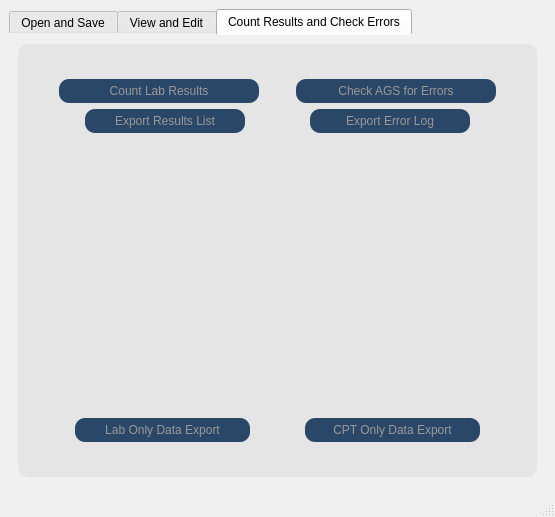
Old version of the form common/assets/ui/mainwindow_tableview.ui in the repository lachesis17/AGS-GUI.
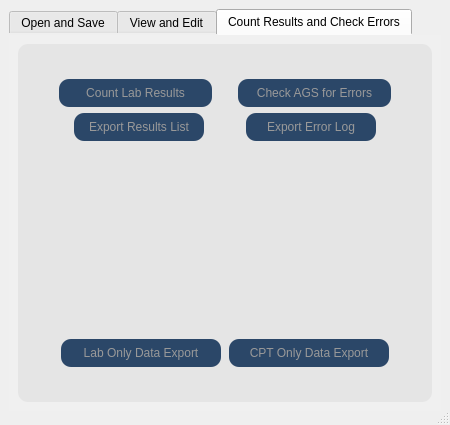
New version of the form. The open tabs and pages were chosen to show the change. Custom widgets are drawn as their Qt base class.

Patch:
```diff
--- a/common/assets/ui/mainwindow_tableview.ui
+++ b/common/assets/ui/mainwindow_tableview.ui
@@ -6,8 +6,8 @@
    <rect>
     <x>0</x>
     <y>0</y>
-    <width>555</width>
-    <height>517</height>
+    <width>450</width>
+    <height>425</height>
    </rect>
   </property>
   <property name="sizePolicy">
@@ -19,7 +19,7 @@
   <property name="minimumSize">
    <size>
     <width>450</width>
-    <height>385</height>
+    <height>425</height>
    </size>
   </property>
   <property name="windowTitle">
@@ -29,7 +29,7 @@
    <property name="minimumSize">
     <size>
      <width>450</width>
-     <height>385</height>
+     <height>420</height>
     </size>
    </property>
    <layout class="QHBoxLayout" name="horizontalLayout_13">
@@ -1209,8 +1209,23 @@
           <layout class="QHBoxLayout" name="horizontalLayout_8">
            <item>
             <layout class="QHBoxLayout" name="horizontalLayout">
+             <property name="spacing">
+              <number>6</number>
+             </property>
+             <property name="leftMargin">
+              <number>6</number>
+             </property>
+             <property name="rightMargin">
+              <number>6</number>
+             </property>
              <item>
               <layout class="QVBoxLayout" name="verticalLayout_8">
+               <property name="leftMargin">
+                <number>6</number>
+               </property>
+               <property name="rightMargin">
+                <number>6</number>
+               </property>
                <item>
                 <widget class="QGraphicsView" name="top_left_spacer_2">
                  <property name="maximumSize">
@@ -1236,9 +1251,12 @@
                      <property name="orientation">
                       <enum>Qt::Horizontal</enum>
                      </property>
+                     <property name="sizeType">
+                      <enum>QSizePolicy::MinimumExpanding</enum>
+                     </property>
                      <property name="sizeHint" stdset="0">
                       <size>
-                       <width>40</width>
+                       <width>20</width>
                        <height>20</height>
                       </size>
                      </property>
@@ -1251,25 +1269,25 @@
                      </property>
                      <property name="sizePolicy">
                       <sizepolicy hsizetype="Preferred" vsizetype="Maximum">
-                       <horstretch>0</horstretch>
+                       <horstretch>3</horstretch>
                        <verstretch>0</verstretch>
                       </sizepolicy>
                      </property>
                      <property name="minimumSize">
                       <size>
-                       <width>200</width>
-                       <height>24</height>
+                       <width>150</width>
+                       <height>28</height>
                       </size>
                      </property>
                      <property name="maximumSize">
                       <size>
                        <width>16777215</width>
-                       <height>24</height>
+                       <height>28</height>
                       </size>
                      </property>
                      <property name="font">
                       <font>
-                       <family>Tahoma</family>
+                       <family>Segoe UI</family>
                        <pointsize>9</pointsize>
                        <weight>50</weight>
                        <italic>false</italic>
@@ -1307,9 +1325,12 @@
                      <property name="orientation">
                       <enum>Qt::Horizontal</enum>
                      </property>
+                     <property name="sizeType">
+                      <enum>QSizePolicy::MinimumExpanding</enum>
+                     </property>
                      <property name="sizeHint" stdset="0">
                       <size>
-                       <width>40</width>
+                       <width>20</width>
                        <height>20</height>
                       </size>
                      </property>
@@ -1322,25 +1343,25 @@
                      </property>
                      <property name="sizePolicy">
                       <sizepolicy hsizetype="Preferred" vsizetype="Maximum">
-                       <horstretch>0</horstretch>
+                       <horstretch>3</horstretch>
                        <verstretch>0</verstretch>
                       </sizepolicy>
                      </property>
                      <property name="minimumSize">
                       <size>
-                       <width>200</width>
-                       <height>24</height>
+                       <width>150</width>
+                       <height>28</height>
                       </size>
                      </property>
                      <property name="maximumSize">
                       <size>
                        <width>16777215</width>
-                       <height>24</height>
+                       <height>28</height>
                       </size>
                      </property>
                      <property name="font">
                       <font>
-                       <family>Tahoma</family>
+                       <family>Segoe UI</family>
                        <pointsize>9</pointsize>
                        <weight>50</weight>
                        <italic>false</italic>
@@ -1378,9 +1399,12 @@
                      <property name="orientation">
                       <enum>Qt::Horizontal</enum>
                      </property>
+                     <property name="sizeType">
+                      <enum>QSizePolicy::MinimumExpanding</enum>
+                     </property>
                      <property name="sizeHint" stdset="0">
                       <size>
-                       <width>40</width>
+                       <width>20</width>
                        <height>20</height>
                       </size>
                      </property>
@@ -1414,25 +1438,25 @@
                      </property>
                      <property name="sizePolicy">
                       <sizepolicy hsizetype="Preferred" vsizetype="Maximum">
-                       <horstretch>0</horstretch>
+                       <horstretch>1</horstretch>
                        <verstretch>0</verstretch>
                       </sizepolicy>
                      </property>
                      <property name="minimumSize">
                       <size>
-                       <width>160</width>
-                       <height>24</height>
+                       <width>130</width>
+                       <height>28</height>
                       </size>
                      </property>
                      <property name="maximumSize">
                       <size>
                        <width>16777215</width>
-                       <height>24</height>
+                       <height>28</height>
                       </size>
                      </property>
                      <property name="font">
                       <font>
-                       <family>Tahoma</family>
+                       <family>Segoe UI</family>
                        <pointsize>9</pointsize>
                        <weight>50</weight>
                        <italic>false</italic>
@@ -1485,25 +1509,25 @@
                      </property>
                      <property name="sizePolicy">
                       <sizepolicy hsizetype="Preferred" vsizetype="Maximum">
-                       <horstretch>0</horstretch>
+                       <horstretch>1</horstretch>
                        <verstretch>0</verstretch>
                       </sizepolicy>
                      </property>
                      <property name="minimumSize">
                       <size>
-                       <width>160</width>
-                       <height>24</height>
+                       <width>130</width>
+                       <height>28</height>
                       </size>
                      </property>
                      <property name="maximumSize">
                       <size>
                        <width>16777215</width>
-                       <height>24</height>
+                       <height>28</height>
                       </size>
                      </property>
                      <property name="font">
                       <font>
-                       <family>Tahoma</family>
+                       <family>Segoe UI</family>
                        <pointsize>9</pointsize>
                        <weight>50</weight>
                        <italic>false</italic>
@@ -1577,6 +1601,21 @@
                    <verstretch>0</verstretch>
                   </sizepolicy>
                  </property>
+                 <property name="frameShadow">
+                  <enum>QFrame::Plain</enum>
+                 </property>
+                 <property name="lineWidth">
+                  <number>10</number>
+                 </property>
+                 <property name="midLineWidth">
+                  <number>10</number>
+                 </property>
+                 <property name="showGrid">
+                  <bool>false</bool>
+                 </property>
+                 <attribute name="verticalHeaderVisible">
+                  <bool>false</bool>
+                 </attribute>
                 </widget>
                </item>
                <item>
@@ -1617,25 +1656,25 @@
                    </property>
                    <property name="sizePolicy">
                     <sizepolicy hsizetype="Preferred" vsizetype="Maximum">
-                     <horstretch>0</horstretch>
+                     <horstretch>2</horstretch>
                      <verstretch>0</verstretch>
                     </sizepolicy>
                    </property>
                    <property name="minimumSize">
                     <size>
-                     <width>175</width>
-                     <height>24</height>
+                     <width>160</width>
+                     <height>28</height>
                     </size>
                    </property>
                    <property name="maximumSize">
                     <size>
                      <width>16777215</width>
-                     <height>24</height>
+                     <height>28</height>
                     </size>
                    </property>
                    <property name="font">
                     <font>
-                     <family>Tahoma</family>
+                     <family>Segoe UI</family>
                      <pointsize>9</pointsize>
                      <weight>50</weight>
                      <italic>false</italic>
@@ -1675,7 +1714,7 @@
                    </property>
                    <property name="sizeHint" stdset="0">
                     <size>
-                     <width>40</width>
+                     <width>20</width>
                      <height>20</height>
                     </size>
                    </property>
@@ -1688,25 +1727,25 @@
                    </property>
                    <property name="sizePolicy">
                     <sizepolicy hsizetype="Preferred" vsizetype="Maximum">
-                     <horstretch>0</horstretch>
+                     <horstretch>2</horstretch>
                      <verstretch>0</verstretch>
                     </sizepolicy>
                    </property>
                    <property name="minimumSize">
                     <size>
-                     <width>175</width>
-                     <height>24</height>
+                     <width>160</width>
+                     <height>28</height>
                     </size>
                    </property>
                    <property name="maximumSize">
                     <size>
                      <width>16777215</width>
-                     <height>24</height>
+                     <height>28</height>
                     </size>
                    </property>
                    <property name="font">
                     <font>
-                     <family>Tahoma</family>
+                     <family>Segoe UI</family>
                      <pointsize>9</pointsize>
                      <weight>50</weight>
                      <italic>false</italic>
@@ -1806,6 +1845,11 @@
    <extends>QTableView</extends>
    <header>common.pandas_table</header>
   </customwidget>
+  <customwidget>
+   <class>GitButton</class>
+   <extends>QPushButton</extends>
+   <header>common.pandas_table</header>
+  </customwidget>
  </customwidgets>
  <resources/>
  <connections/>
```
Left out of the diff: 199 changed lines with no effect on the pictures. Lines whose indentation alone changed are shown as unchanged.
